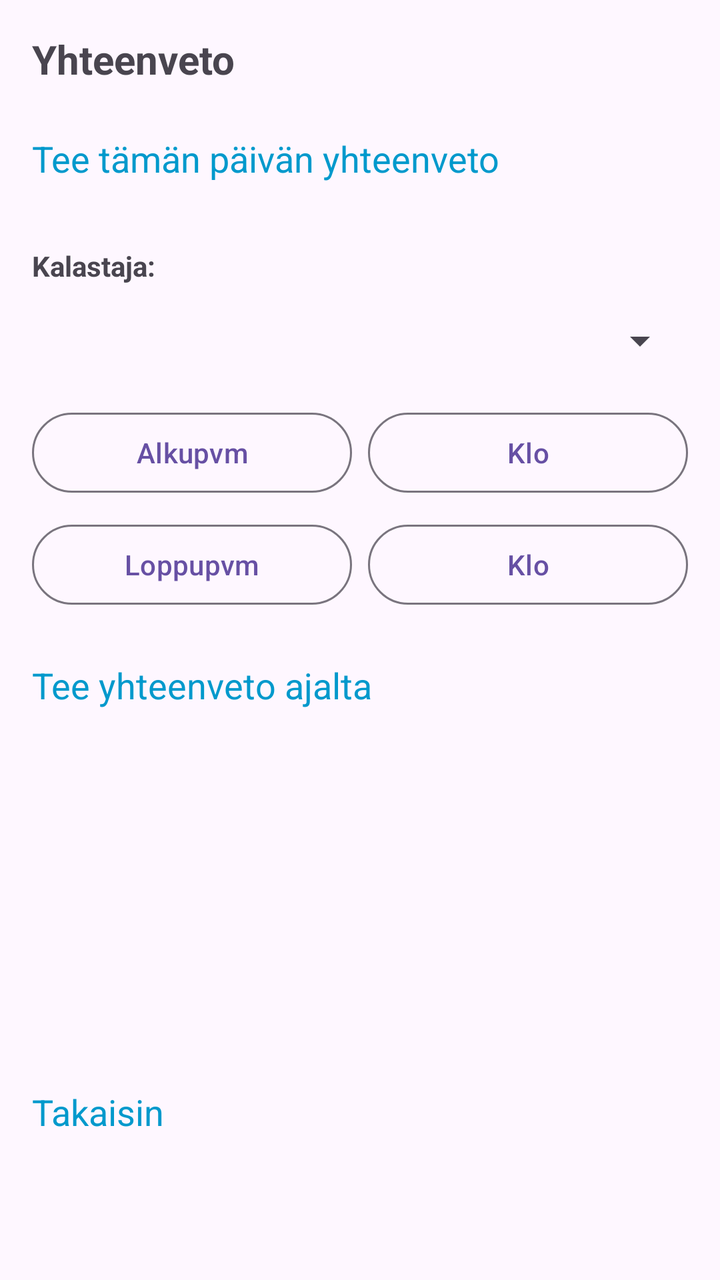
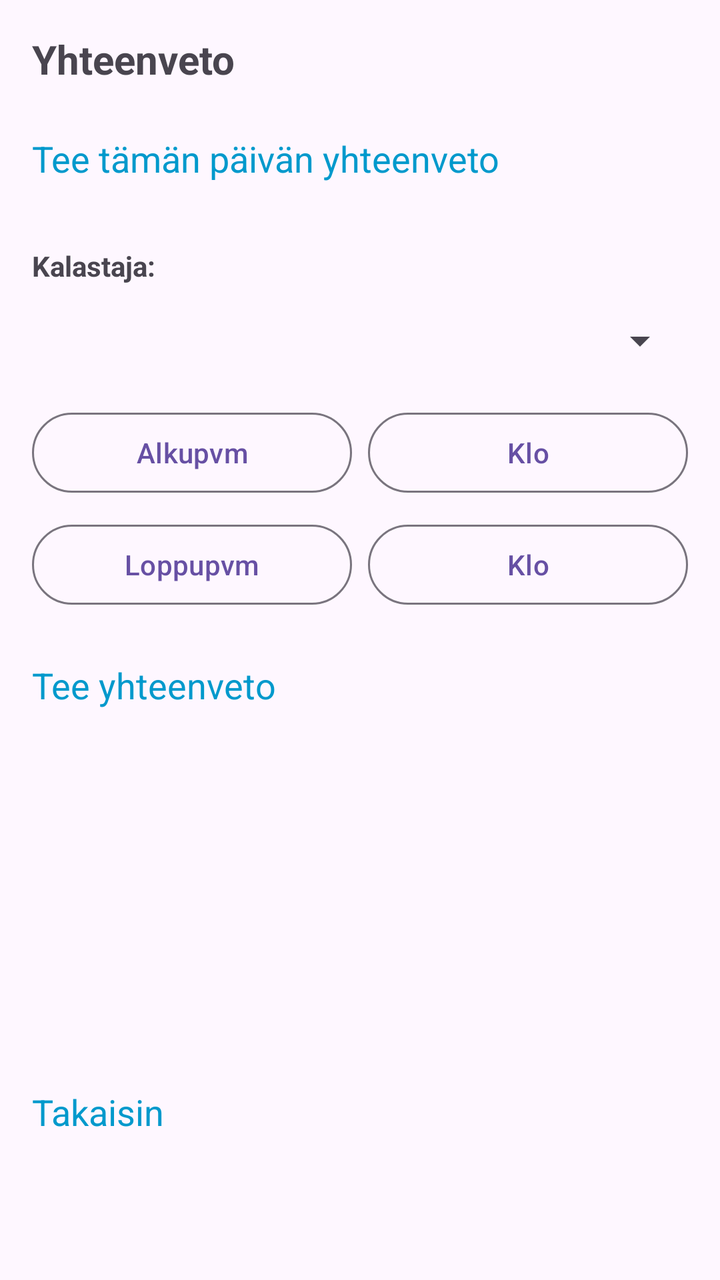

Two renders of the same Android screen: before a commit and after it. Below are the layout's source before the change and the commit's diff.
<!-- AndroidManifest.xml: application theme Theme.KalaKartta -->
<!-- res/layout/activity_summary.xml -->
<?xml version="1.0" encoding="utf-8"?>
<LinearLayout xmlns:android="http://schemas.android.com/apk/res/android"
    android:layout_width="match_parent"
    android:layout_height="match_parent"
    android:orientation="vertical"
    android:padding="16dp">

    <TextView
        android:layout_width="match_parent"
        android:layout_height="wrap_content"
        android:text="Yhteenveto"
        android:textSize="20sp"
        android:textStyle="bold"
        android:layout_marginBottom="16dp" />

    <TextView
        android:id="@+id/todaySummaryButton"
        android:layout_width="match_parent"
        android:layout_height="wrap_content"
        android:text="Tee tämän päivän yhteenveto"
        android:textSize="18sp"
        android:textColor="@android:color/holo_blue_dark"
        android:background="?attr/selectableItemBackground"
        android:clickable="true"
        android:focusable="true"
        android:paddingTop="8dp"
        android:paddingBottom="8dp"
        android:layout_marginBottom="16dp" />

    <TextView
        android:layout_width="wrap_content"
        android:layout_height="wrap_content"
        android:text="Kalastaja:"
        android:textStyle="bold"
        android:layout_marginTop="8dp" />

    <Spinner
        android:id="@+id/fishermanSpinner"
        android:layout_width="match_parent"
        android:layout_height="wrap_content"
        android:layout_marginTop="4dp"
        android:layout_marginBottom="8dp"
        android:minHeight="48dp" />

    <LinearLayout
        android:layout_width="match_parent"
        android:layout_height="wrap_content"
        android:orientation="horizontal"
        android:layout_marginBottom="8dp">

        <Button
            android:id="@+id/startDateButton"
            style="@style/Widget.Material3.Button.OutlinedButton"
            android:layout_width="0dp"
            android:layout_height="wrap_content"
            android:layout_weight="1"
            android:text="Alkupvm" />

        <Button
            android:id="@+id/startTimeButton"
            style="@style/Widget.Material3.Button.OutlinedButton"
            android:layout_width="0dp"
            android:layout_height="wrap_content"
            android:layout_weight="1"
            android:text="Klo"
            android:layout_marginStart="8dp" />
    </LinearLayout>

    <LinearLayout
        android:layout_width="match_parent"
        android:layout_height="wrap_content"
        android:orientation="horizontal"
        android:layout_marginBottom="16dp">

        <Button
            android:id="@+id/endDateButton"
            style="@style/Widget.Material3.Button.OutlinedButton"
            android:layout_width="0dp"
            android:layout_height="wrap_content"
            android:layout_weight="1"
            android:text="Loppupvm" />

        <Button
            android:id="@+id/endTimeButton"
            style="@style/Widget.Material3.Button.OutlinedButton"
            android:layout_width="0dp"
            android:layout_height="wrap_content"
            android:layout_weight="1"
            android:text="Klo"
            android:layout_marginStart="8dp" />
    </LinearLayout>

    <LinearLayout
        android:layout_width="match_parent"
        android:layout_height="wrap_content"
        android:orientation="horizontal"
        android:gravity="center_vertical"
        android:layout_marginBottom="16dp">

        <TextView
            android:id="@+id/generateRangeSummaryButton"
            android:layout_width="0dp"
            android:layout_height="wrap_content"
            android:layout_weight="1"
            android:text="Tee yhteenveto ajalta"
            android:textSize="18sp"
            android:textColor="@android:color/holo_blue_dark"
            android:background="?attr/selectableItemBackground"
            android:clickable="true"
            android:focusable="true"
            android:paddingTop="8dp"
            android:paddingBottom="8dp" />

        <ImageButton
            android:id="@+id/copyToClipboardButton"
            android:layout_width="48dp"
            android:layout_height="48dp"
            android:src="@drawable/ic_copy"
            android:background="?attr/selectableItemBackgroundBorderless"
            android:contentDescription="Kopioi leikepöydälle"
            android:visibility="gone" />
    </LinearLayout>

    <ScrollView
        android:layout_width="match_parent"
        android:layout_height="0dp"
        android:layout_weight="1">

        <TextView
            android:id="@+id/summaryResultText"
            android:layout_width="match_parent"
            android:layout_height="wrap_content"
            android:textSize="16sp" />
    </ScrollView>

    <TextView
        android:id="@+id/backButton"
        android:layout_width="match_parent"
        android:layout_height="wrap_content"
        android:text="Takaisin"
        android:textSize="18sp"
        android:textColor="@android:color/holo_blue_dark"
        android:background="?attr/selectableItemBackground"
        android:clickable="true"
        android:focusable="true"
        android:paddingTop="8dp"
        android:paddingBottom="8dp"
        android:layout_marginTop="8dp"
        android:layout_marginBottom="48dp" />

</LinearLayout>
<!-- resources referenced by this layout -->
<resources>
  <!-- drawable ic_copy (drawable) -->
  <vector xmlns:android="http://schemas.android.com/apk/res/android"
      android:width="24dp"
      android:height="24dp"
      android:viewportWidth="24"
      android:viewportHeight="24"
      android:tint="?attr/colorControlNormal">
    <path
        android:fillColor="@android:color/white"
        android:pathData="M16,1L4,1c-1.1,0 -2,0.9 -2,2v14h2L4,3h12L16,1zM19,5L8,5c-1.1,0 -2,0.9 -2,2v14c0,1.1 0.9,2 2,2h11c1.1,0 2,-0.9 2,-2L21,7c0,-1.1 -0.9,-2 -2,-2zM19,21L8,21L8,7h11v14z"/>
  </vector>
  <style name="Theme.KalaKartta" parent="Base.Theme.KalaKartta" />
  <style name="Base.Theme.KalaKartta" parent="Theme.Material3.DayNight.NoActionBar">
          
          
          <item name="editTextStyle">@style/Widget.AppCompat.EditText</item>
          <item name="android:spinnerStyle">@style/Widget.AppCompat.Spinner</item>
      </style>
</resources>

<!-- the commit's change to res/layout/activity_summary.xml (unified diff, before → after) -->
@@ -102,7 +102,7 @@
             android:layout_width="0dp"
             android:layout_height="wrap_content"
             android:layout_weight="1"
-            android:text="Tee yhteenveto ajalta"
+            android:text="Tee yhteenveto"
             android:textSize="18sp"
             android:textColor="@android:color/holo_blue_dark"
             android:background="?attr/selectableItemBackground"
@@ -110,6 +110,16 @@
             android:focusable="true"
             android:paddingTop="8dp"
             android:paddingBottom="8dp" />
+
+        <ImageButton
+            android:id="@+id/showOnMapButton"
+            android:layout_width="48dp"
+            android:layout_height="48dp"
+            android:src="@drawable/ic_map"
+            android:background="?attr/selectableItemBackgroundBorderless"
+            android:contentDescription="Näytä kartalla"
+            android:visibility="gone"
+            android:layout_marginEnd="8dp" />
 
         <ImageButton
             android:id="@+id/copyToClipboardButton"
<!-- resource entries referenced after the edit -->
@@ -11,6 +11,17 @@
         android:fillColor="@android:color/white"
         android:pathData="M16,1L4,1c-1.1,0 -2,0.9 -2,2v14h2L4,3h12L16,1zM19,5L8,5c-1.1,0 -2,0.9 -2,2v14c0,1.1 0.9,2 2,2h11c1.1,0 2,-0.9 2,-2L21,7c0,-1.1 -0.9,-2 -2,-2zM19,21L8,21L8,7h11v14z"/>
   </vector>
+  <!-- drawable ic_map (drawable) -->
+  <vector xmlns:android="http://schemas.android.com/apk/res/android"
+      android:width="24dp"
+      android:height="24dp"
+      android:viewportWidth="24"
+      android:viewportHeight="24"
+      android:tint="?attr/colorControlNormal">
+    <path
+        android:fillColor="@android:color/white"
+        android:pathData="M20.5,3l-0.16,0.03L15,5.1L9,3L3.36,4.9c-0.21,0.07 -0.36,0.25 -0.36,0.48V20.5c0,0.28 0.22,0.5 0.5,0.5l0.16,-0.03L9,18.9l6,2.1l5.64,-1.9c0.21,-0.07 0.36,-0.25 0.36,-0.48V3.5c0,-0.28 -0.22,-0.5 -0.5,-0.5zM15,19l-6,-2.11V5l6,2.11V19z"/>
+  </vector>
   <style name="Theme.KalaKartta" parent="Base.Theme.KalaKartta" />
   <style name="Base.Theme.KalaKartta" parent="Theme.Material3.DayNight.NoActionBar">
           
